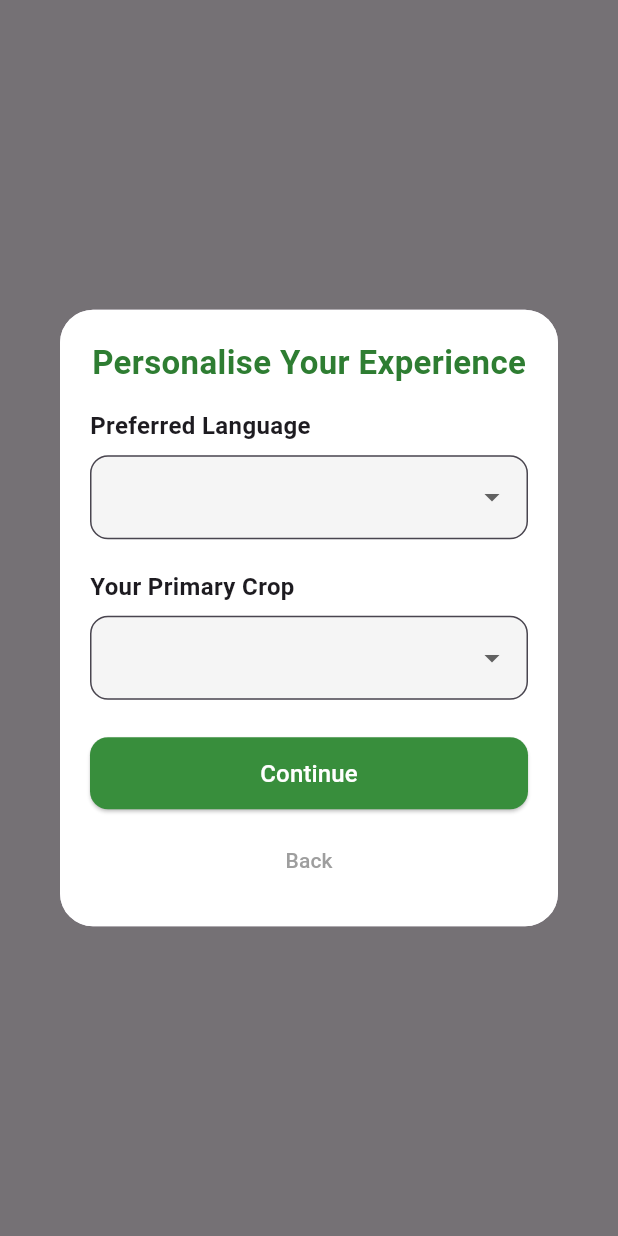
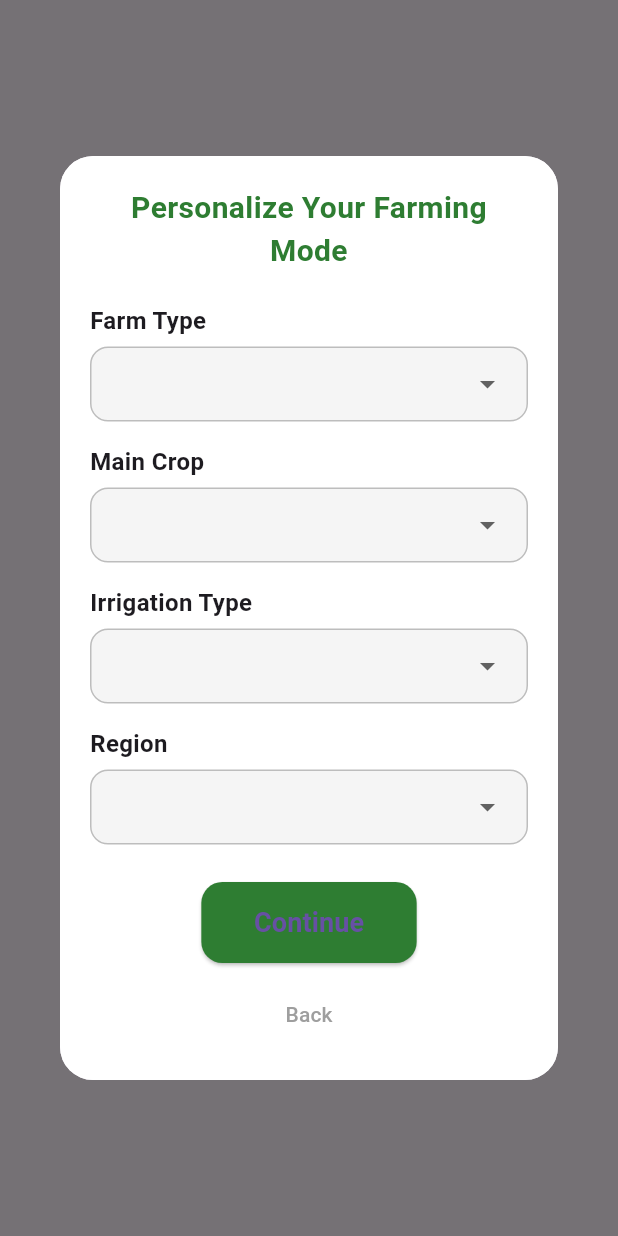
Before and after one commit to ajilaries/TerraScope-APP, a Flutter app: what showPersonalizationPopup() shows on an empty page, opened directly, on a phone screen of 412 x 824 dp. Run offline on Flutter 3.47's test engine with Material 3 defaults, Android fonts, the phone set to English and light mode, and no system bars; our stand-ins replace firebase_core, firebase_messaging, fl_chart, flutter_map, geocoding, geolocator and 3 more; accounts and stored records are empty.

Commit message:
upgraded personalization code

```diff
--- a/lib/popups/personalization_popup.dart
+++ b/lib/popups/personalization_popup.dart
@@ -1,123 +1,111 @@
 import 'package:flutter/material.dart';
 
 Future<void> showPersonalizationPopup(BuildContext context) {
+  String? selectedFarmType;
   String? selectedCrop;
-  String? selectedLanguage;
+  String? selectedIrrigation;
+  String? selectedRegion;
+
+  final List<String> farmTypes = [
+    "Small-scale",
+    "Medium-scale",
+    "Large-scale",
+  ];
+
+  final List<String> crops = [
+    "Rice",
+    "Wheat",
+    "Sugarcane",
+    "Cotton",
+    "Vegetables",
+    "Banana",
+    "Maize",
+  ];
+
+  final List<String> irrigation = [
+    "Rain-fed",
+    "Canal Irrigation",
+    "Drip Irrigation",
+    "Sprinkler Irrigation",
+  ];
+
+  final List<String> regions = [
+    "Kerala",
+    "Tamil Nadu",
+    "Karnataka",
+    "Andhra Pradesh",
+    "Maharashtra",
+    "Gujarat",
+  ];
 
   return showDialog(
     context: context,
     barrierDismissible: false,
     builder: (context) {
-      return StatefulBuilder(
-        builder: (context, setState) {
+      return StatefulBuilder(builder: (context, setState) {
         return Dialog(
-            shape: RoundedRectangleBorder(
-              borderRadius: BorderRadius.circular(22),
-            ),
+          shape:
+              RoundedRectangleBorder(borderRadius: BorderRadius.circular(22)),
           child: Container(
             padding: const EdgeInsets.all(20),
             decoration: BoxDecoration(
               borderRadius: BorderRadius.circular(22),
               color: Colors.white,
             ),
+            child: SingleChildScrollView(
               child: Column(
                 mainAxisSize: MainAxisSize.min,
                 children: [
                   // TITLE
                   Text(
-                    "Personalise Your Experience",
+                    "Personalize Your Farming Mode",
                     style: TextStyle(
-                      fontSize: 22,
+                      fontSize: 20,
                       fontWeight: FontWeight.bold,
                       color: Colors.green.shade800,
                     ),
+                    textAlign: TextAlign.center,
+                  ),
+
+                  const SizedBox(height: 20),
+
+                  // FARM TYPE
+                  _dropdownSection(
+                    title: "Farm Type",
+                    value: selectedFarmType,
+                    items: farmTypes,
+                    onChanged: (val) => setState(() => selectedFarmType = val),
                   ),
 
                   const SizedBox(height: 15),
 
-                  // LANGUAGE SELECTOR
-                  Align(
-                    alignment: Alignment.centerLeft,
-                    child: Text(
-                      "Preferred Language",
-                      style: TextStyle(
-                        fontSize: 16,
-                        fontWeight: FontWeight.w600,
-                      ),
-                    ),
+                  // MAIN CROP
+                  _dropdownSection(
+                    title: "Main Crop",
+                    value: selectedCrop,
+                    items: crops,
+                    onChanged: (val) => setState(() => selectedCrop = val),
                   ),
 
-                  const SizedBox(height: 8),
+                  const SizedBox(height: 15),
 
-                  DropdownButtonFormField<String>(
-                    value: selectedLanguage,
-                    decoration: InputDecoration(
-                      border: OutlineInputBorder(
-                        borderRadius: BorderRadius.circular(12),
-                      ),
-                      filled: true,
-                      fillColor: Colors.grey.shade100,
-                    ),
-                    items: ["English", "Tamil", "Malayalam", "Hindi"]
-                        .map(
-                          (lang) => DropdownMenuItem(
-                            value: lang,
-                            child: Text(lang),
-                          ),
-                        )
-                        .toList(),
-                    onChanged: (value) {
-                      setState(() {
-                        selectedLanguage = value;
-                      });
-                    },
+                  // IRRIGATION TYPE
+                  _dropdownSection(
+                    title: "Irrigation Type",
+                    value: selectedIrrigation,
+                    items: irrigation,
+                    onChanged: (val) =>
+                        setState(() => selectedIrrigation = val),
                   ),
 
-                  const SizedBox(height: 20),
+                  const SizedBox(height: 15),
 
-                  // MAIN CROP SELECTION
-                  Align(
-                    alignment: Alignment.centerLeft,
-                    child: Text(
-                      "Your Primary Crop",
-                      style: TextStyle(
-                        fontSize: 16,
-                        fontWeight: FontWeight.w600,
-                      ),
-                    ),
-                  ),
-
-                  const SizedBox(height: 8),
-
-                  DropdownButtonFormField<String>(
-                    value: selectedCrop,
-                    decoration: InputDecoration(
-                      border: OutlineInputBorder(
-                        borderRadius: BorderRadius.circular(12),
-                      ),
-                      filled: true,
-                      fillColor: Colors.grey.shade100,
-                    ),
-                    items: [
-                      "Rice",
-                      "Wheat",
-                      "Banana",
-                      "Vegetables",
-                      "Coconut",
-                      "Sugarcane",
-                    ]
-                        .map(
-                          (crop) => DropdownMenuItem(
-                            value: crop,
-                            child: Text(crop),
-                          ),
-                        )
-                        .toList(),
-                    onChanged: (value) {
-                      setState(() {
-                        selectedCrop = value;
-                      });
-                    },
+                  // REGION
+                  _dropdownSection(
+                    title: "Region",
+                    value: selectedRegion,
+                    items: regions,
+                    onChanged: (val) => setState(() => selectedRegion = val),
                   ),
 
                   const SizedBox(height: 25),
@@ -125,46 +113,103 @@ Future<void> showPersonalizationPopup(BuildContext context) {
                   // CONTINUE BUTTON
                   ElevatedButton(
                     style: ElevatedButton.styleFrom(
-                      backgroundColor: Colors.green.shade700,
-                      minimumSize: const Size(double.infinity, 48),
+                      backgroundColor: Colors.green.shade800,
+                      padding: const EdgeInsets.symmetric(
+                        vertical: 14,
+                        horizontal: 35,
+                      ),
                       shape: RoundedRectangleBorder(
-                        borderRadius: BorderRadius.circular(12),
+                        borderRadius: BorderRadius.circular(14),
                       ),
                     ),
                     onPressed: () {
+                      // CHECKS
+                      if (selectedFarmType == null ||
+                          selectedCrop == null ||
+                          selectedIrrigation == null ||
+                          selectedRegion == null) {
+                        ScaffoldMessenger.of(context).showSnackBar(
+                          const SnackBar(
+                            content: Text("Please fill all fields"),
+                          ),
+                        );
+                        return;
+                      }
+
                       Navigator.pop(context);
 
-                      // TODO: Open Farmer Dashboard Next
-                      // Navigator.push(...);
+                      // TODO → Go to FARMER DASHBOARD SCREEN
+                      // Navigator.push(context,
+                      //   MaterialPageRoute(builder: (_) => FarmerDashboard()),
+                      // );
                     },
                     child: const Text(
                       "Continue",
-                      style: TextStyle(
-                        fontSize: 16,
-                        color: Colors.white,
-                      ),
+                      style:
+                          TextStyle(fontSize: 18, fontWeight: FontWeight.bold),
                     ),
                   ),
 
                   const SizedBox(height: 10),
 
-                  // BACK
+                  // BACK / CANCEL
                   TextButton(
                     onPressed: () => Navigator.pop(context),
                     child: const Text(
                       "Back",
-                      style: TextStyle(
-                        fontSize: 14,
-                        color: Colors.grey,
-                      ),
+                      style: TextStyle(fontSize: 14, color: Colors.grey),
                     ),
                   ),
                 ],
               ),
             ),
+          ),
         );
-        },
-      );
+      });
     },
   );
 }
+
+// UI DROPDOWN WIDGET
+Widget _dropdownSection({
+  required String title,
+  required String? value,
+  required List<String> items,
+  required Function(String?) onChanged,
+}) {
+  return Column(
+    crossAxisAlignment: CrossAxisAlignment.start,
+    children: [
+      Text(
+        title,
+        style: const TextStyle(
+          fontSize: 16,
+          fontWeight: FontWeight.w600,
+        ),
+      ),
+      const SizedBox(height: 6),
+      Container(
+        padding: const EdgeInsets.symmetric(horizontal: 14),
+        decoration: BoxDecoration(
+          color: Colors.grey.shade100,
+          borderRadius: BorderRadius.circular(12),
+          border: Border.all(color: Colors.grey.shade400),
+        ),
+        child: DropdownButton<String>(
+          value: value,
+          isExpanded: true,
+          underline: const SizedBox(),
+          items: items
+              .map(
+                (e) => DropdownMenuItem<String>(
+                  value: e,
+                  child: Text(e),
+                ),
+              )
+              .toList(),
+          onChanged: onChanged,
+        ),
+      ),
+    ],
+  );
+}
```
Lines whose indentation alone changed are shown as unchanged.
